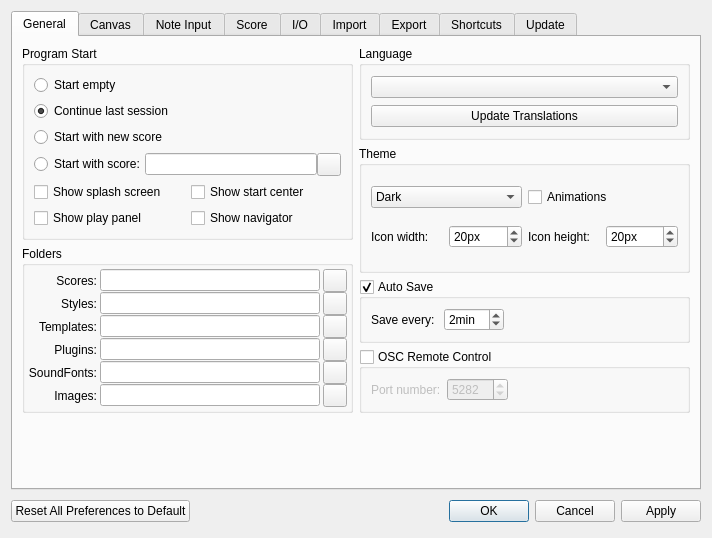
Old version of the form mscore/prefsdialog.ui in the repository GANGANI/MuseScore.
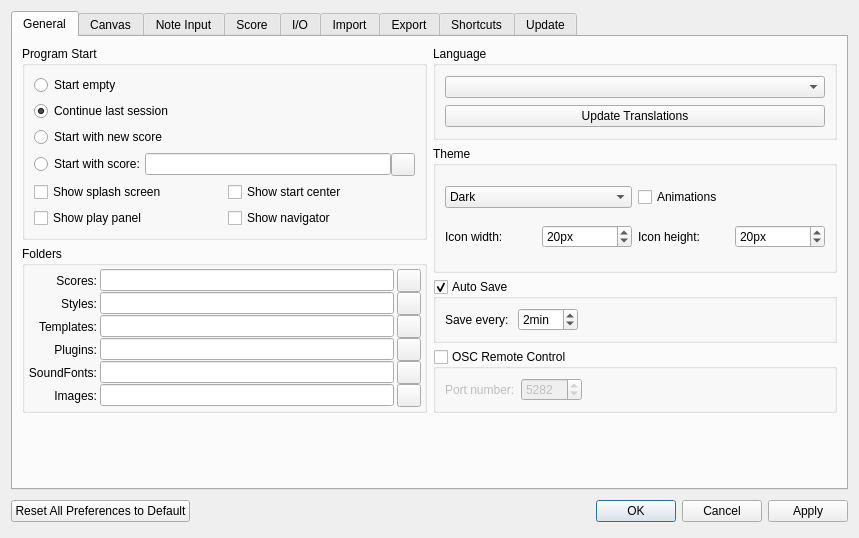
New version of the form. Icons and pictures are not drawn. Custom widgets are drawn as their Qt base class.

What changed in the file:
```diff
--- a/mscore/prefsdialog.ui
+++ b/mscore/prefsdialog.ui
@@ -6,7 +6,7 @@
    <rect>
     <x>0</x>
     <y>0</y>
-    <width>712</width>
+    <width>859</width>
     <height>538</height>
    </rect>
   </property>
```
